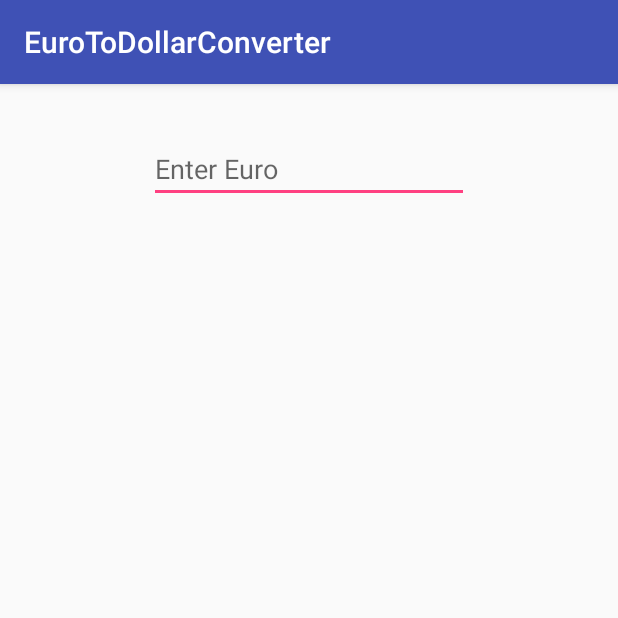
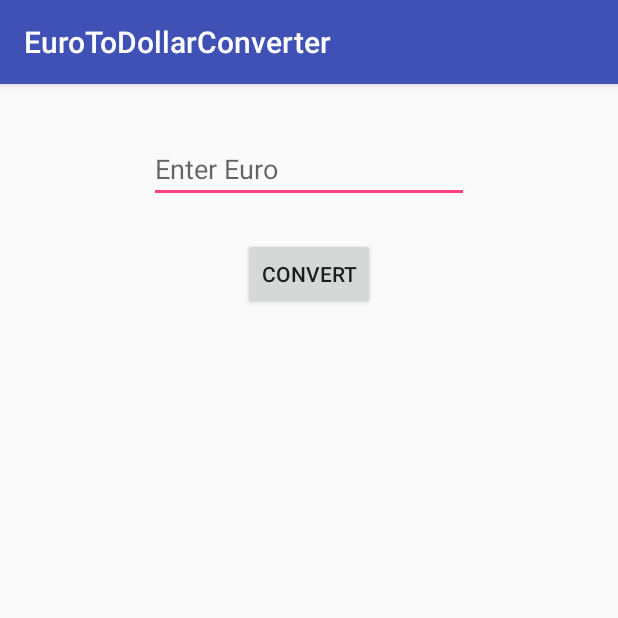
Before and after one commit to themaincharacter/EuroToDollarConverter, an Android app: the screen it shows after launch (MainActivity), on a phone screen of 412 x 824 dp, the top half of it. Run offline under Robolectric (Android 15) with nearby library versions, the phone set to English and light mode, and no system bars.

```diff
--- a/app/src/main/java/com/example/rohail/eurotodollarconverter/MainActivity.java
+++ b/app/src/main/java/com/example/rohail/eurotodollarconverter/MainActivity.java
@@ -2,6 +2,11 @@ package com.example.rohail.eurotodollarconverter;
 
 import android.support.v7.app.AppCompatActivity;
 import android.os.Bundle;
+import android.view.View;
+import android.widget.EditText;
+import android.widget.Toast;
+
+import java.math.BigDecimal;
 
 public class MainActivity extends AppCompatActivity {
 
@@ -10,4 +15,11 @@ public class MainActivity extends AppCompatActivity {
         super.onCreate(savedInstanceState);
         setContentView(R.layout.activity_main);
     }
+
+    public void onConvertClick(View view) {
+        EditText valueAsString = (EditText) findViewById(R.id.dollarInput);
+        BigDecimal value = new BigDecimal(valueAsString.getText().toString());
+        BigDecimal conversion = value.multiply(new BigDecimal(0.93)).setScale(2, BigDecimal.ROUND_HALF_EVEN);
+        Toast.makeText(MainActivity.this, conversion.toString(), Toast.LENGTH_SHORT).show();
+    }
 }
--- a/app/src/main/res/layout/activity_main.xml
+++ b/app/src/main/res/layout/activity_main.xml
@@ -16,8 +16,19 @@
         android:inputType="numberDecimal"
         android:ems="10"
         android:layout_marginTop="18dp"
-        android:id="@+id/euroIn"
+        android:id="@+id/dollarInput"
         android:layout_alignParentTop="true"
         android:layout_centerHorizontal="true"
-        android:hint="Enter Euro" />
+        android:hint="Enter Euro"
+        android:singleLine="false" />
+
+    <Button
+        android:text="Convert"
+        android:layout_width="wrap_content"
+        android:layout_height="wrap_content"
+        android:layout_below="@+id/dollarInput"
+        android:layout_centerHorizontal="true"
+        android:layout_marginTop="23dp"
+        android:id="@+id/convertButton"
+        android:onClick="onConvertClick (MainActivity)" />
 </RelativeLayout>
```
